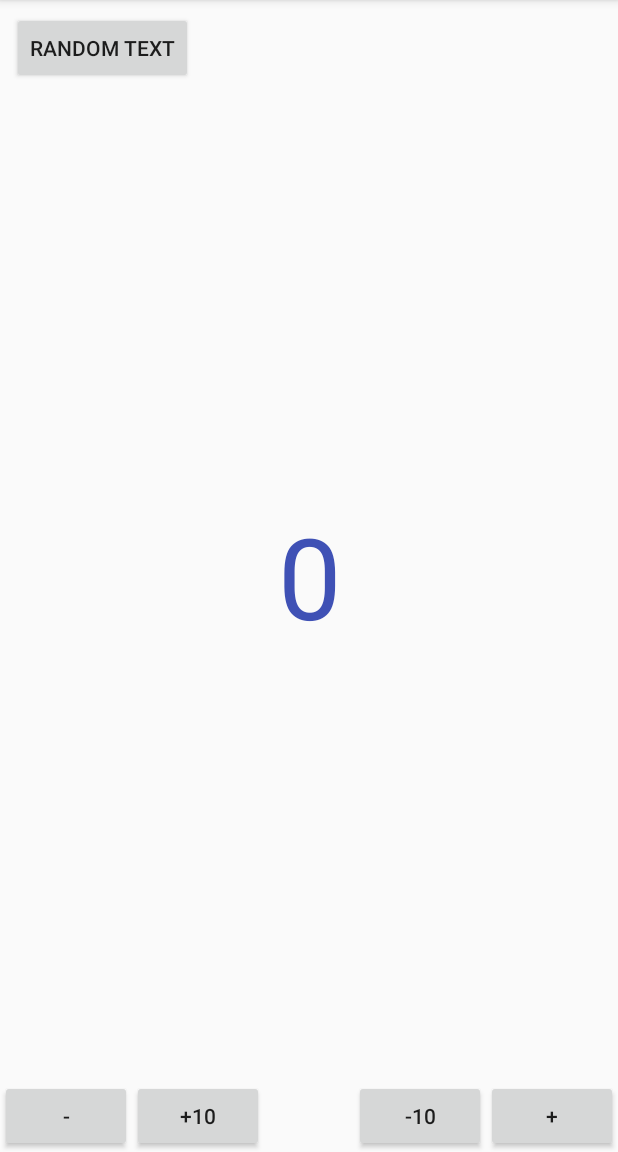
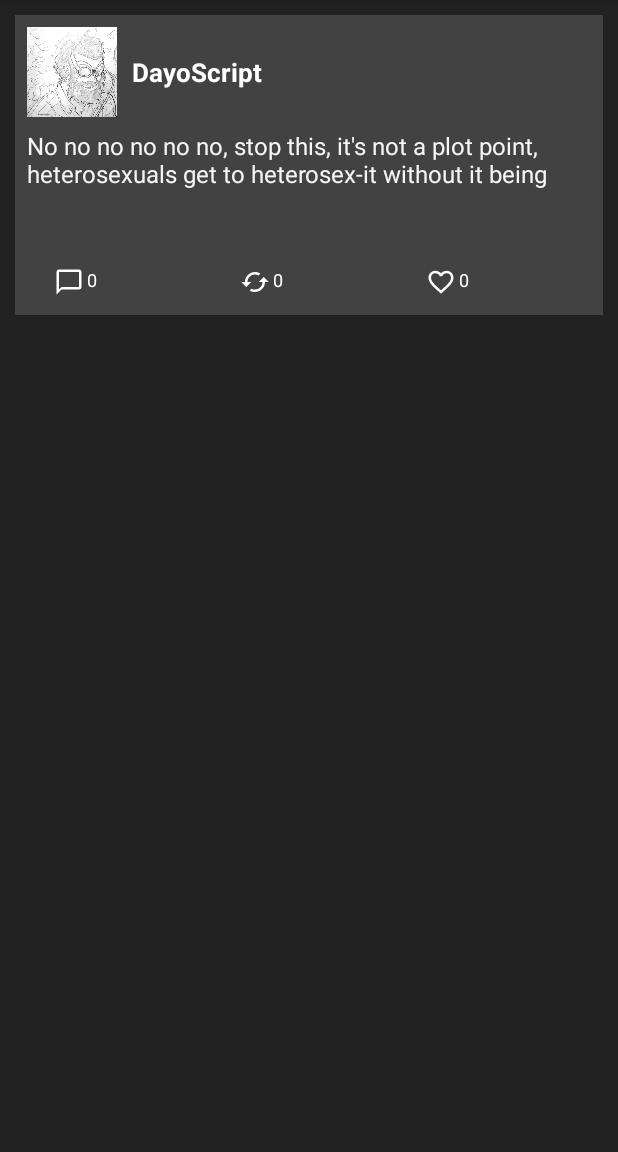
Before and after one commit to danielceinos/FSAnimatedTextView, an Android app: the screen it shows after launch (MainActivity), on a phone screen of 412 x 824 dp, the part 84-1236 px from its top. Run offline under Robolectric (Android 15) with nearby library versions, the phone set to English and light mode, and no system bars.

Commit message:
Updated example and adds new attrs :D

```diff
--- a/animatedtextview/build.gradle
+++ b/animatedtextview/build.gradle
@@ -43,6 +43,7 @@ dependencies {
     testImplementation 'junit:junit:4.12'
     androidTestImplementation 'com.android.support.test:runner:1.0.1'
     androidTestImplementation 'com.android.support.test.espresso:espresso-core:3.0.1'
+    implementation 'com.android.support.constraint:constraint-layout:1.0.2'
     compile "org.jetbrains.kotlin:kotlin-stdlib-jdk7:$kotlin_version"
 }
 repositories {
--- a/animatedtextview/src/main/java/com/fireshield/animatedtextview/FSAnimatedTV.kt
+++ b/animatedtextview/src/main/java/com/fireshield/animatedtextview/FSAnimatedTV.kt
@@ -5,13 +5,19 @@ import android.animation.ValueAnimator
 import android.animation.ValueAnimator.REVERSE
 import android.content.Context
 import android.graphics.Color
+import android.graphics.drawable.BitmapDrawable
 import android.util.AttributeSet
+import android.view.View
 import android.view.animation.AccelerateDecelerateInterpolator
 import android.view.animation.Animation
 import android.view.animation.AnimationUtils
 import android.view.animation.Interpolator
 import android.widget.FrameLayout
+import android.widget.ImageView
 import android.widget.TextView
+import android.view.ViewGroup
+
+
 
 
 /**
@@ -40,14 +46,30 @@ class FSAnimatedTV(context: Context?, attrs: AttributeSet?) : FrameLayout(contex
     inAnim = AnimationUtils.loadAnimation(this.context, R.anim.trans_in_up)
 
     val ta = context.obtainStyledAttributes(attrs, R.styleable.FSAnimatedTV, 0, 0)
-    val dimension = ta.getDimension(R.styleable.FSAnimatedTV_textSize, 40F)
+    val dimension = ta.getDimension(R.styleable.FSAnimatedTV_textSize, 0F)
+    val leftDrawableSize = ta.getDimension(R.styleable.FSAnimatedTV_leftDrawableSize, dimension)
+    val leftDrawableHeight = ta.getDimension(R.styleable.FSAnimatedTV_leftDrawableHeight, leftDrawableSize)
+    val leftDrawableWidth = ta.getDimension(R.styleable.FSAnimatedTV_leftDrawableWidth, leftDrawableSize)
+    val leftDrawable = ta.getDrawable(R.styleable.FSAnimatedTV_leftDrawable)
+    val leftDrawableTintColor = ta.getColor(R.styleable.FSAnimatedTV_leftDrawableTint, Color.BLACK)
     color = ta.getColor(R.styleable.FSAnimatedTV_textColor, Color.BLACK)
     duration = ta.getInt(R.styleable.FSAnimatedTV_duration, 300).toLong()
     colorFeedback = ta.getBoolean(R.styleable.FSAnimatedTV_colorFeedback, false)
 
     val text = findViewById<TextView>(R.id.fs_number)
-    text.textSize = dimension
+    text.textSize = dimension / 2F
     text.setTextColor(color)
+
+    if (leftDrawable != null) {
+      val leftIv = findViewById<ImageView>(R.id.iv_left_drawable)
+      val params = leftIv.layoutParams
+      params.height = leftDrawableHeight.toInt()
+      params.width = leftDrawableWidth.toInt()
+      leftIv.requestLayout()
+      leftIv.setImageDrawable(leftDrawable)
+      leftIv.visibility = View.VISIBLE
+      leftIv.setColorFilter(leftDrawableTintColor)
+    }
 
     ta.recycle()
   }
@@ -112,10 +134,16 @@ class FSAnimatedTV(context: Context?, attrs: AttributeSet?) : FrameLayout(contex
       FSAnimatedTV.DIRECTION.DOWNWARDS -> Color.RED
     }
     val text = findViewById<TextView>(R.id.fs_number)
+    val leftIv = findViewById<ImageView>(R.id.iv_left_drawable)
     val colorAnimation = ValueAnimator.ofObject(ArgbEvaluator(), color, colorTo)
     colorAnimation.duration = duration * 2
     colorAnimation.interpolator = AccelerateDecelerateInterpolator()
-    colorAnimation.addUpdateListener { animator -> text.setTextColor(animator.animatedValue as Int) }
+    colorAnimation.addUpdateListener { animator ->
+      run {
+        text.setTextColor(animator.animatedValue as Int)
+        leftIv.setColorFilter(animator.animatedValue as Int)
+      }
+    }
     colorAnimation.repeatMode = REVERSE
     colorAnimation.repeatCount = 1
     colorAnimation.start()
--- a/animatedtextview/src/main/res/layout/animated_tv.xml
+++ b/animatedtextview/src/main/res/layout/animated_tv.xml
@@ -1,17 +1,30 @@
 <?xml version="1.0" encoding="utf-8"?>
-<RelativeLayout xmlns:android="http://schemas.android.com/apk/res/android"
+<LinearLayout xmlns:android="http://schemas.android.com/apk/res/android"
+    xmlns:tools="http://schemas.android.com/tools"
     android:layout_width="wrap_content"
     android:layout_height="wrap_content"
+    android:orientation="horizontal"
     >
+
+  <ImageView
+      android:id="@+id/iv_left_drawable"
+      android:layout_width="20dp"
+      android:layout_height="20dp"
+      android:scaleType="fitCenter"
+      android:visibility="gone"
+      tools:src="@drawable/avatar"
+      android:layout_gravity="center_vertical"
+      />
 
   <TextView
       android:id="@+id/fs_number"
       android:layout_width="wrap_content"
       android:layout_height="wrap_content"
+      android:layout_marginLeft="2dp"
+      android:maxLines="1"
       android:text="0"
       android:textColor="#000"
-      android:textSize="26sp"
-      android:maxLines="1"
+      android:textSize="16sp"
       />
 
-</RelativeLayout>
+</LinearLayout>
--- a/animatedtextview/src/main/res/values/attrs.xml
+++ b/animatedtextview/src/main/res/values/attrs.xml
@@ -4,6 +4,11 @@
     <attr name="textSize" format="dimension"/>
     <attr name="textColor" format="color"/>
     <attr name="duration" format="integer"/>
+    <attr name="leftDrawable" format="reference"/>
+    <attr name="leftDrawableHeight" format="dimension"/>
+    <attr name="leftDrawableWidth" format="dimension"/>
+    <attr name="leftDrawableSize" format="dimension"/>
+    <attr name="leftDrawableTint" format="color"/>
     <attr name="colorFeedback" format="boolean"/>
   </declare-styleable>
 </resources>
--- a/app/build.gradle
+++ b/app/build.gradle
@@ -15,6 +15,7 @@ android {
         versionCode 1
         versionName "1.0"
         testInstrumentationRunner "android.support.test.runner.AndroidJUnitRunner"
+        vectorDrawables.useSupportLibrary = true
     }
     buildTypes {
         release {
--- a/app/src/main/java/com/fireshield/fsanimatedtextview/MainActivity.kt
+++ b/app/src/main/java/com/fireshield/fsanimatedtextview/MainActivity.kt
@@ -2,8 +2,7 @@ package com.fireshield.fsanimatedtextview
 
 import android.os.Bundle
 import android.support.v7.app.AppCompatActivity
-import android.view.animation.BounceInterpolator
-import android.widget.Button
+import android.view.View
 import com.fireshield.animatedtextview.FSAnimatedTV
 import java.util.*
 
@@ -14,21 +13,18 @@ class MainActivity : AppCompatActivity() {
   override fun onCreate(savedInstanceState: Bundle?) {
     super.onCreate(savedInstanceState)
     setContentView(R.layout.activity_main)
+    val rnd = Random()
 
-    findViewById<FSAnimatedTV>(R.id.tv_number).colorFeedback = true
-    findViewById<Button>(R.id.b_more).setOnClickListener { findViewById<FSAnimatedTV>(R.id.tv_number).setNum(++num) }
-    findViewById<Button>(R.id.b_less).setOnClickListener { findViewById<FSAnimatedTV>(R.id.tv_number).setNum(--num) }
-    findViewById<Button>(R.id.b_more10).setOnClickListener {
-      num += 10
-      findViewById<FSAnimatedTV>(R.id.tv_number).setNum(num)
-    }
-    findViewById<Button>(R.id.b_less10).setOnClickListener {
-      num -= 10
-      findViewById<FSAnimatedTV>(R.id.tv_number).setNum(num)
-    }
+    findViewById<FSAnimatedTV>(R.id.tv_coment).setOnClickListener({
+      findViewById<FSAnimatedTV>(R.id.tv_coment).increment(rnd.nextInt(20) - 10)
+    })
+    findViewById<FSAnimatedTV>(R.id.tv_retweet).setOnClickListener({
+      findViewById<FSAnimatedTV>(R.id.tv_retweet).increment(rnd.nextInt(20) - 10)
+    })
+    findViewById<FSAnimatedTV>(R.id.tv_like).setOnClickListener({
+      findViewById<FSAnimatedTV>(R.id.tv_like).increment(rnd.nextInt(20) - 10)
+    })
 
-    findViewById<Button>(R.id.b_random_text).setOnClickListener {
-      findViewById<FSAnimatedTV>(R.id.tv_number).setText(UUID.randomUUID().toString().substring(0,6))
-    }
+
   }
 }
--- /dev/null
+++ b/app/src/main/res/drawable/ic_cached.xml
@@ -0,0 +1,9 @@
+<vector xmlns:android="http://schemas.android.com/apk/res/android"
+        android:width="48dp"
+        android:height="48dp"
+        android:viewportWidth="24.0"
+        android:viewportHeight="24.0">
+    <path
+        android:pathData="M19,8l-4,4h3c0,3.31 -2.69,6 -6,6 -1.01,0 -1.97,-0.25 -2.8,-0.7l-1.46,1.46C8.97,19.54 10.43,20 12,20c4.42,0 8,-3.58 8,-8h3l-4,-4zM6,12c0,-3.31 2.69,-6 6,-6 1.01,0 1.97,0.25 2.8,0.7l1.46,-1.46C15.03,4.46 13.57,4 12,4c-4.42,0 -8,3.58 -8,8H1l4,4 4,-4H6z"
+        android:fillColor="#000000"/>
+</vector>
--- /dev/null
+++ b/app/src/main/res/drawable/ic_chat_bubble.xml
@@ -0,0 +1,9 @@
+<vector xmlns:android="http://schemas.android.com/apk/res/android"
+        android:width="48dp"
+        android:height="48dp"
+        android:viewportWidth="24.0"
+        android:viewportHeight="24.0">
+    <path
+        android:pathData="M20,2L4,2c-1.1,0 -2,0.9 -2,2v18l4,-4h14c1.1,0 2,-0.9 2,-2L22,4c0,-1.1 -0.9,-2 -2,-2zM20,16L6,16l-2,2L4,4h16v12z"
+        android:fillColor="#000000"/>
+</vector>
--- /dev/null
+++ b/app/src/main/res/drawable/ic_favorite_border.xml
@@ -0,0 +1,4 @@
+<vector android:height="24dp" android:viewportHeight="24.0"
+    android:viewportWidth="24.0" android:width="24dp" xmlns:android="http://schemas.android.com/apk/res/android">
+    <path android:fillColor="#000000" android:pathData="M16.5,3c-1.74,0 -3.41,0.81 -4.5,2.09C10.91,3.81 9.24,3 7.5,3 4.42,3 2,5.42 2,8.5c0,3.78 3.4,6.86 8.55,11.54L12,21.35l1.45,-1.32C18.6,15.36 22,12.28 22,8.5 22,5.42 19.58,3 16.5,3zM12.1,18.55l-0.1,0.1 -0.1,-0.1C7.14,14.24 4,11.39 4,8.5 4,6.5 5.5,5 7.5,5c1.54,0 3.04,0.99 3.57,2.36h1.87C13.46,5.99 14.96,5 16.5,5c2,0 3.5,1.5 3.5,3.5 0,2.89 -3.14,5.74 -7.9,10.05z"/>
+</vector>
--- a/app/src/main/res/layout/activity_main.xml
+++ b/app/src/main/res/layout/activity_main.xml
@@ -4,67 +4,125 @@
     xmlns:tools="http://schemas.android.com/tools"
     android:layout_width="match_parent"
     android:layout_height="match_parent"
+    android:background="#212121"
     tools:context="com.fireshield.fsanimatedtextview.MainActivity"
     tools:layout_editor_absoluteY="81dp"
     >
 
-  <com.fireshield.animatedtextview.FSAnimatedTV
-      android:id="@+id/tv_number"
-      android:layout_width="wrap_content"
-      android:layout_height="wrap_content"
-      app:layout_constraintBottom_toBottomOf="parent"
+  <android.support.constraint.ConstraintLayout
+      android:layout_width="match_parent"
+      android:layout_height="200dp"
+      android:layout_margin="10dp"
+      android:layout_marginEnd="8dp"
+      android:layout_marginStart="8dp"
+      android:layout_marginTop="8dp"
+      android:background="#424242"
       app:layout_constraintEnd_toEndOf="parent"
       app:layout_constraintStart_toStartOf="parent"
       app:layout_constraintTop_toTopOf="parent"
-      app:textSize="50sp"
-      app:textColor="@color/colorPrimary"
-      app:duration="200"
-      />
+      >
 
-  <Button
-      android:id="@+id/b_more"
-      android:layout_width="wrap_content"
-      android:layout_height="wrap_content"
-      android:text="+"
-      app:layout_constraintBottom_toBottomOf="parent"
-      app:layout_constraintEnd_toEndOf="parent"
-      />
-
-  <Button
-      android:id="@+id/b_less"
-      android:layout_width="wrap_content"
-      android:layout_height="wrap_content"
-      android:text="-"
-      app:layout_constraintBottom_toBottomOf="parent"
-      app:layout_constraintStart_toStartOf="parent"
-      />
-
-  <Button
-      android:id="@+id/b_more10"
-      android:layout_width="wrap_content"
-      android:layout_height="wrap_content"
-      android:text="+10"
-      app:layout_constraintBottom_toBottomOf="parent"
-      app:layout_constraintStart_toEndOf="@+id/b_less"
-      />
-
-  <Button
-      android:id="@+id/b_random_text"
-      android:layout_width="wrap_content"
-      android:layout_height="wrap_content"
+    <ImageView
+        android:id="@+id/iv_avatar"
+        android:layout_width="60dp"
+        android:layout_height="60dp"
         android:layout_marginStart="8dp"
         android:layout_marginTop="8dp"
-      android:text="random text"
+        android:src="@drawable/avatar"
         app:layout_constraintStart_toStartOf="parent"
         app:layout_constraintTop_toTopOf="parent"
         />
 
-  <Button
-      android:id="@+id/b_less10"
+    <TextView
+        android:id="@+id/tv_author"
         android:layout_width="wrap_content"
         android:layout_height="wrap_content"
-      android:text="-10"
+        android:layout_marginBottom="8dp"
+        android:layout_marginStart="10dp"
+        android:layout_marginTop="8dp"
+        android:text="DayoScript"
+        android:textColor="#FFF"
+        android:textSize="17sp"
+        android:textStyle="bold"
+        app:layout_constraintBottom_toTopOf="@+id/textView"
+        app:layout_constraintStart_toEndOf="@+id/iv_avatar"
+        app:layout_constraintTop_toTopOf="parent"
+        />
+
+    <TextView
+        android:id="@+id/textView"
+        android:layout_width="0dp"
+        android:layout_height="0dp"
+        android:layout_marginBottom="8dp"
+        android:layout_marginEnd="8dp"
+        android:layout_marginStart="8dp"
+        android:layout_marginTop="8dp"
+        android:text="No no no no no no, stop this, it's not a plot point, heterosexuals get to heterosex-it without it being "
+        android:textColor="#f5f5f5"
+        android:textSize="16sp"
+        app:layout_constraintBottom_toTopOf="@+id/ll_tweet_info"
+        app:layout_constraintEnd_toEndOf="parent"
+        app:layout_constraintStart_toStartOf="parent"
+        app:layout_constraintTop_toBottomOf="@+id/iv_avatar"
+        />
+
+    <LinearLayout
+        android:id="@+id/ll_tweet_info"
+        android:layout_width="match_parent"
+        android:layout_height="30dp"
+        android:layout_marginBottom="2dp"
+        android:layout_marginLeft="20dp"
         app:layout_constraintBottom_toBottomOf="parent"
-      app:layout_constraintEnd_toStartOf="@+id/b_more"
+        app:layout_constraintEnd_toEndOf="parent"
+        app:layout_constraintStart_toStartOf="parent"
+        >
+
+
+      <com.fireshield.animatedtextview.FSAnimatedTV
+          android:id="@+id/tv_coment"
+          android:layout_width="wrap_content"
+          android:layout_height="wrap_content"
+          android:layout_marginLeft="6dp"
+          android:layout_weight="1"
+          app:colorFeedback="true"
+          app:duration="200"
+          app:leftDrawable="@drawable/ic_chat_bubble"
+          app:leftDrawableSize="20dp"
+          app:leftDrawableTint="#FFF"
+          app:textColor="#FFF"
+          app:textSize="16sp"
           />
+
+      <com.fireshield.animatedtextview.FSAnimatedTV
+          android:id="@+id/tv_retweet"
+          android:layout_width="wrap_content"
+          android:layout_height="wrap_content"
+          android:layout_marginLeft="6dp"
+          android:layout_weight="1"
+          app:colorFeedback="true"
+          app:duration="200"
+          app:leftDrawable="@drawable/ic_cached"
+          app:leftDrawableSize="20dp"
+          app:leftDrawableTint="#FFF"
+          app:textColor="#FFF"
+          app:textSize="16sp"
+          />
+
+      <com.fireshield.animatedtextview.FSAnimatedTV
+          android:id="@+id/tv_like"
+          android:layout_width="wrap_content"
+          android:layout_height="wrap_content"
+          android:layout_marginLeft="6dp"
+          android:layout_weight="1"
+          app:colorFeedback="true"
+          app:duration="200"
+          app:leftDrawable="@drawable/ic_favorite_border"
+          app:leftDrawableSize="20dp"
+          app:leftDrawableTint="#FFF"
+          app:textColor="#FFF"
+          app:textSize="16sp"
+          />
+    </LinearLayout>
   </android.support.constraint.ConstraintLayout>
+
+</android.support.constraint.ConstraintLayout>
```
Also changed, not shown: animatedtextview/src/main/res/drawable/avatar.jpg (added), app/src/main/res/drawable/avatar.jpg (added), 1 other file. Lines whose indentation alone changed are shown as unchanged.
